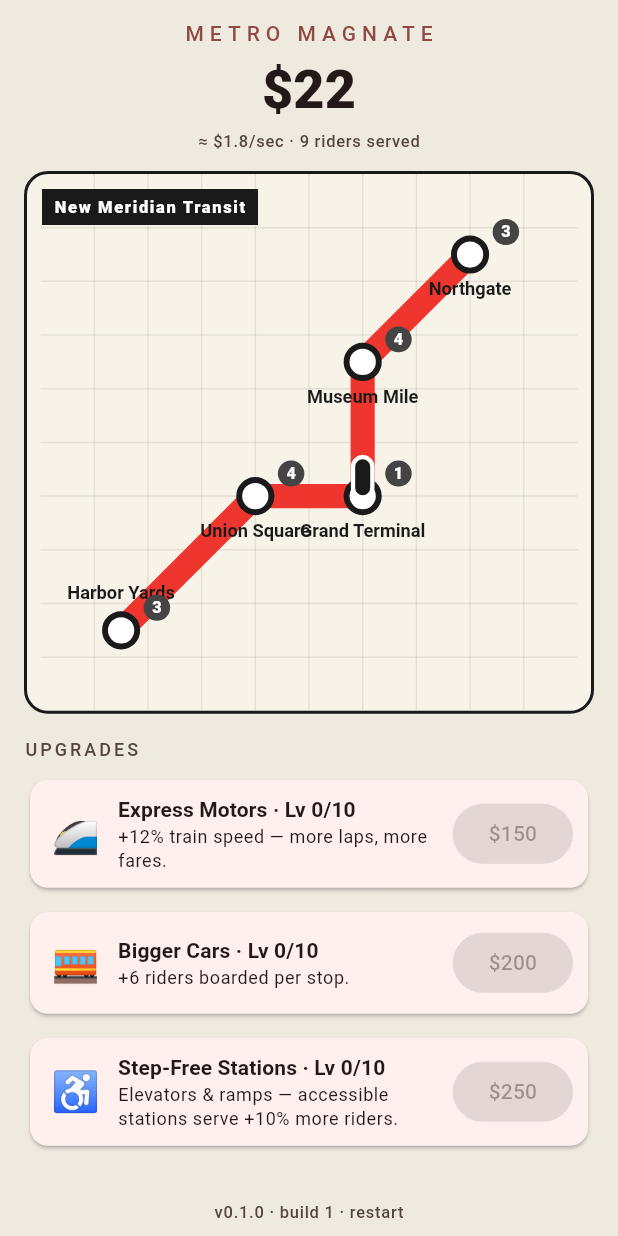
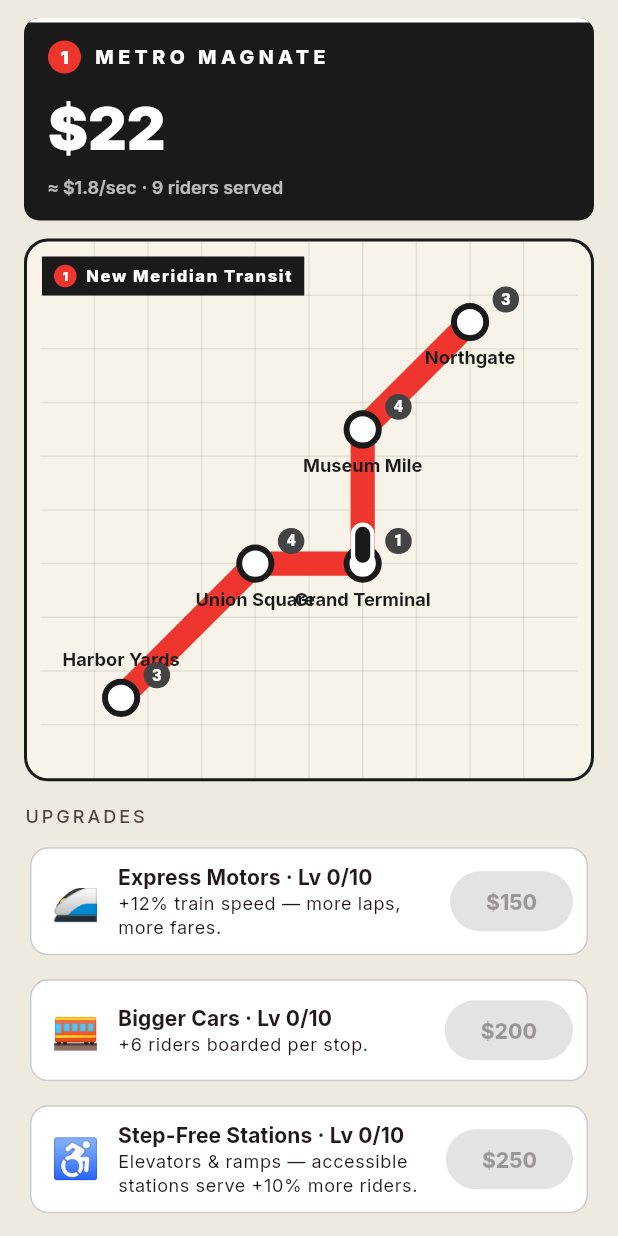
Before and after one commit to Armandoxh/Territorygame, a Flutter app: the screen it shows after launch, on a phone screen of 412 x 824 dp. Run offline on Flutter 3.47's test engine with Material 3 defaults, Android fonts, the phone set to English and light mode, and no system bars; our stand-ins replace flutter_svg, google_fonts, shared_preferences; missing offline and left inert: dart:html, dart:js_util.

Commit message:
Transit signage design language (build 2)
Answer to 'is there a styling bootstrap': Flutter's standard is
google_fonts + a deliberate Material 3 theme — and this game's real edge
is the authentic transit design language. Adopted throughout:

- Inter everywhere (the standard free Helvetica stand-in; NYC signage is
  Helvetica-on-black), via google_fonts.
- Route bullets: the iconic colored disc with the line letter, white (or
  ink on light colors) — new reusable RouteBullet widget.
- Station-sign bars: black with the signature white top rule — the cash
  header is now a station sign; the map's corner plate matches.
- Black stadium signage buttons, white bordered cards, ink-on-cream
  ground. Map labels now set in Inter.

Co-Authored-By: Claude Fable 5 <noreply@anthropic.com>
Claude-Session: https://claude.ai/code/session_01JqBticQH2m2VG91X5ciAMv

```diff
--- a/metro/lib/app.dart
+++ b/metro/lib/app.dart
@@ -1,21 +1,43 @@
 import 'package:flutter/material.dart';
+import 'package:google_fonts/google_fonts.dart';
 
 import 'ui/home_screen.dart';
+import 'ui/transit_style.dart';
 
 class MetroMagnateApp extends StatelessWidget {
   const MetroMagnateApp({super.key});
 
   @override
   Widget build(BuildContext context) {
+    final base = ThemeData(
+      brightness: Brightness.light,
+      colorSchemeSeed: const Color(0xFFEE352E),
+      scaffoldBackgroundColor: TransitStyle.ground,
+      useMaterial3: true,
+    );
     return MaterialApp(
       title: 'Metro Magnate',
       debugShowCheckedModeBanner: false,
-      // Light chrome to match the paper-map centerpiece.
-      theme: ThemeData(
-        brightness: Brightness.light,
-        colorSchemeSeed: const Color(0xFFEE352E),
-        scaffoldBackgroundColor: const Color(0xFFEFEAE0),
-        useMaterial3: true,
+      // Transit signage voice: Inter everywhere (the standard Helvetica
+      // stand-in), ink-on-cream, black signage buttons.
+      theme: base.copyWith(
+        textTheme: GoogleFonts.interTextTheme(base.textTheme),
+        filledButtonTheme: FilledButtonThemeData(
+          style: FilledButton.styleFrom(
+            backgroundColor: TransitStyle.ink,
+            foregroundColor: Colors.white,
+            textStyle: GoogleFonts.inter(fontWeight: FontWeight.w800),
+            shape: const StadiumBorder(),
+          ),
+        ),
+        cardTheme: const CardThemeData(
+          color: Colors.white,
+          elevation: 0,
+          shape: RoundedRectangleBorder(
+            borderRadius: BorderRadius.all(Radius.circular(12)),
+            side: BorderSide(color: Color(0x33000000)),
+          ),
+        ),
       ),
       home: const HomeScreen(),
     );
--- a/metro/lib/ui/home_screen.dart
+++ b/metro/lib/ui/home_screen.dart
@@ -7,6 +7,7 @@ import '../state/game_state.dart';
 import '../state/save_service.dart';
 import '../version.dart';
 import 'metro_map.dart';
+import 'transit_style.dart';
 
 /// v0.1: one screen. Cash on top, the living map in the middle, three
 /// upgrades below. The game ticks at frame rate while open; a periodic timer
@@ -192,30 +193,41 @@ class _HomeScreenState extends State<HomeScreen>
   }
 }
 
+/// The header is a station sign: black bar, white rule, route bullet, cash in
+/// signage type.
 class _Header extends StatelessWidget {
   const _Header({required this.game});
   final GameState game;
 
   @override
   Widget build(BuildContext context) {
-    final theme = Theme.of(context);
-    return Column(
+    return StationSign(
+      child: Column(
+        crossAxisAlignment: CrossAxisAlignment.start,
         children: [
+          Row(
+            children: [
+              RouteBullet(label: '1', color: game.line.color, size: 22),
+              const SizedBox(width: 8),
               Text('METRO MAGNATE',
-            style: theme.textTheme.labelLarge?.copyWith(
-                letterSpacing: 4, color: theme.colorScheme.primary)),
-        const SizedBox(height: 6),
+                  style: TransitStyle.signage(size: 13, spacing: 3)),
+            ],
+          ),
+          const SizedBox(height: 8),
           Text('\$${game.cash.toStringAsFixed(0)}',
-            style: theme.textTheme.displaySmall
-                ?.copyWith(fontWeight: FontWeight.w900)),
-        const SizedBox(height: 4),
+              style: TransitStyle.signage(
+                  size: 40, weight: FontWeight.w900)),
+          const SizedBox(height: 2),
           Text(
             '≈ \$${game.avgRate.toStringAsFixed(1)}/sec · '
             '${game.totalRiders.toStringAsFixed(0)} riders served',
-          style: theme.textTheme.labelSmall
-              ?.copyWith(color: theme.colorScheme.onSurfaceVariant),
+            style: TransitStyle.signage(
+                size: 12,
+                color: Colors.white70,
+                weight: FontWeight.w600),
           ),
         ],
+      ),
     );
   }
 }
--- a/metro/lib/ui/metro_map.dart
+++ b/metro/lib/ui/metro_map.dart
@@ -1,7 +1,9 @@
 import 'package:flutter/material.dart';
+import 'package:google_fonts/google_fonts.dart';
 
 import '../data/cities.dart';
 import '../state/game_state.dart';
+import 'transit_style.dart';
 
 /// The classic paper transit map: cream ground, one bold colored line through
 /// white-ringed station dots, a little train capsule sliding along it, waiting
@@ -62,22 +64,24 @@ class _MetroMapState extends State<MetroMap> {
                 ),
               ),
             ),
-            // The paper-map corner plate.
+            // The paper-map corner plate, in signage voice.
             Positioned(
               left: 10,
               top: 10,
               child: Container(
                 padding:
-                    const EdgeInsets.symmetric(horizontal: 8, vertical: 4),
-                color: const Color(0xFF1A1A1A),
-                child: Text(
-                  '${g.city.name} Transit',
-                  style: const TextStyle(
-                    color: Colors.white,
-                    fontSize: 11,
-                    fontWeight: FontWeight.w800,
-                    letterSpacing: 1.1,
-                  ),
+                    const EdgeInsets.symmetric(horizontal: 8, vertical: 5),
+                color: TransitStyle.ink,
+                child: Row(
+                  mainAxisSize: MainAxisSize.min,
+                  children: [
+                    RouteBullet(label: '1', color: g.line.color, size: 15),
+                    const SizedBox(width: 6),
+                    Text(
+                      '${g.city.name} Transit',
+                      style: TransitStyle.signage(size: 11, spacing: 1.1),
+                    ),
+                  ],
                 ),
               ),
             ),
@@ -165,7 +169,7 @@ class _MapPainter extends CustomPainter {
       final label = TextPainter(
         text: TextSpan(
           text: st.name,
-          style: TextStyle(
+          style: GoogleFonts.inter(
             color: _ink,
             fontSize: (3.4 * s).clamp(9.0, 14.0),
             fontWeight: FontWeight.w700,
--- /dev/null
+++ b/metro/lib/ui/transit_style.dart
@@ -0,0 +1,100 @@
+import 'package:flutter/material.dart';
+import 'package:google_fonts/google_fonts.dart';
+
+/// The design language: real transit signage. Helvetica-on-black is the NYC
+/// subway's voice — Inter is the standard free stand-in. Route bullets,
+/// station-sign bars, ink-on-cream paper. Every screen borrows from here so
+/// the whole app speaks with one accent.
+class TransitStyle {
+  TransitStyle._();
+
+  static const ink = Color(0xFF1A1A1A);
+  static const paper = Color(0xFFF7F3E8);
+  static const ground = Color(0xFFEFEAE0);
+
+  static TextStyle signage({
+    double size = 14,
+    Color color = Colors.white,
+    FontWeight weight = FontWeight.w800,
+    double spacing = 0,
+  }) =>
+      GoogleFonts.inter(
+        fontSize: size,
+        color: color,
+        fontWeight: weight,
+        letterSpacing: spacing,
+      );
+}
+
+/// The iconic route bullet: a colored disc with the line's letter/number.
+/// Yellow-ish lines get ink text (like the real N/Q/R/W).
+class RouteBullet extends StatelessWidget {
+  const RouteBullet({
+    super.key,
+    required this.label,
+    required this.color,
+    this.size = 24,
+    this.dimmed = false,
+  });
+
+  final String label;
+  final Color color;
+  final double size;
+  final bool dimmed;
+
+  @override
+  Widget build(BuildContext context) {
+    final darkText = color.computeLuminance() > 0.5;
+    return Container(
+      width: size,
+      height: size,
+      decoration: BoxDecoration(
+        color: dimmed ? const Color(0xFF9E9E9E) : color,
+        shape: BoxShape.circle,
+      ),
+      child: Center(
+        child: Text(
+          label,
+          style: TransitStyle.signage(
+            size: size * 0.55,
+            color: darkText ? TransitStyle.ink : Colors.white,
+            weight: FontWeight.w900,
+          ),
+        ),
+      ),
+    );
+  }
+}
+
+/// A black station-sign bar with the signature white rule along the top —
+/// the frame for headers and section titles.
+class StationSign extends StatelessWidget {
+  const StationSign({super.key, required this.child, this.padding});
+
+  final Widget child;
+  final EdgeInsetsGeometry? padding;
+
+  @override
+  Widget build(BuildContext context) {
+    // The white rule is an inner strip: BoxDecoration can't mix a one-sided
+    // border with rounded corners.
+    return Container(
+      width: double.infinity,
+      clipBehavior: Clip.antiAlias,
+      decoration: const BoxDecoration(
+        color: TransitStyle.ink,
+        borderRadius: BorderRadius.all(Radius.circular(10)),
+      ),
+      child: Column(
+        crossAxisAlignment: CrossAxisAlignment.stretch,
+        children: [
+          Container(height: 3, color: Colors.white),
+          Padding(
+            padding: padding ?? const EdgeInsets.fromLTRB(16, 12, 16, 14),
+            child: child,
+          ),
+        ],
+      ),
+    );
+  }
+}
--- a/metro/lib/version.dart
+++ b/metro/lib/version.dart
@@ -1,4 +1,4 @@
 /// Shown in the footer; bump the build number on every deployed change so the
 /// live page always tells you which build you're looking at.
 const String kAppVersion = '0.1.0';
-const int kBuildNumber = 1;
+const int kBuildNumber = 2;
--- a/metro/pubspec.yaml
+++ b/metro/pubspec.yaml
@@ -1,7 +1,7 @@
 name: metro_magnate
 description: "Metro Magnate — an idle game about building a subway empire, one line at a time."
 publish_to: 'none'
-version: 0.1.0+1
+version: 0.1.0+2
 
 environment:
   sdk: '>=3.4.0 <4.0.0'
@@ -9,6 +9,7 @@ environment:
 dependencies:
   flutter:
     sdk: flutter
+  google_fonts: ^6.2.1
   shared_preferences: ^2.2.3
 
 dev_dependencies:
```
Also changed, not shown: 1 other file. Lines whose indentation alone changed are shown as unchanged.
